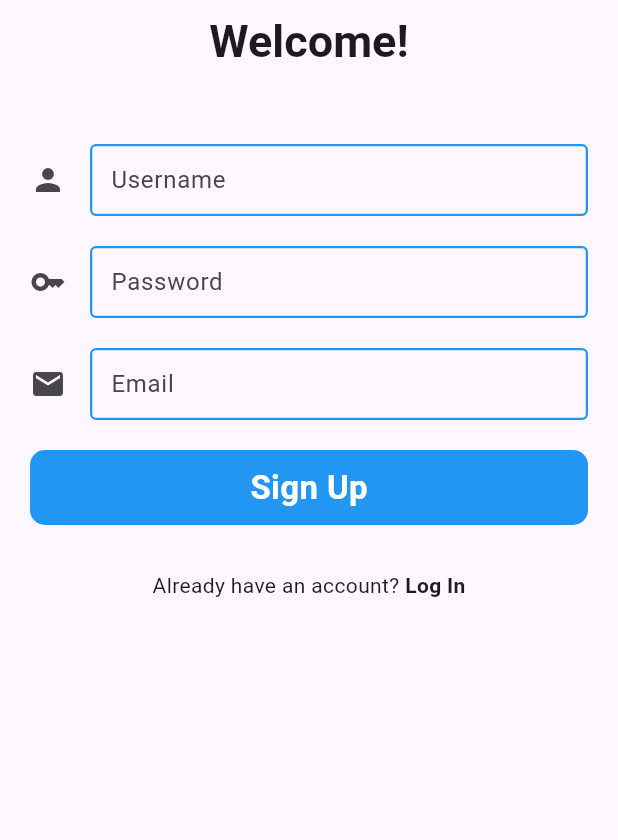
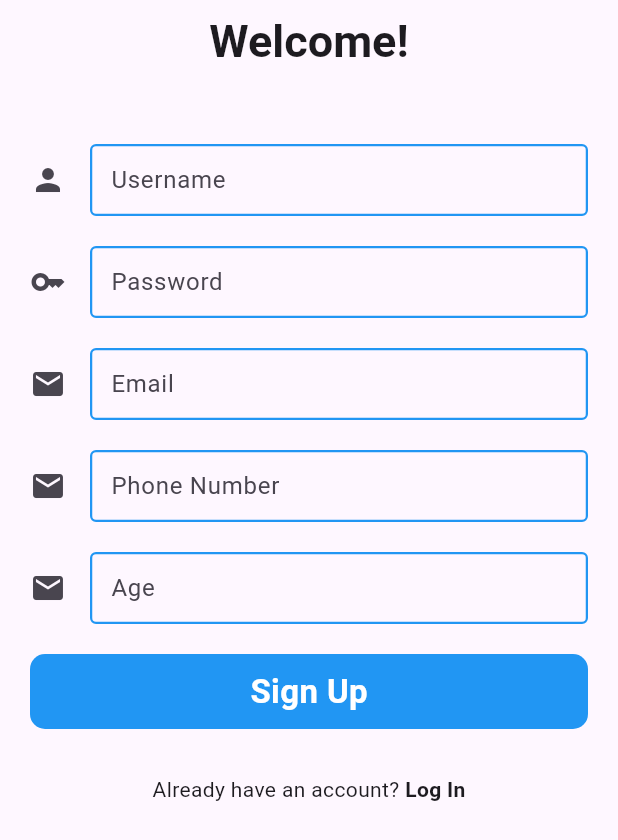
Before and after one commit to haadiyaa/firebase_usermanage, a Flutter app: the SignUpPage screen opened directly, on a phone screen of 412 x 824 dp. Shown: the top 840 px of the screen. Run offline on Flutter 3.47's test engine with Material 3 defaults, Android fonts, the phone set to English and light mode, and no system bars; our stand-ins replace cloud_firestore, firebase_auth, firebase_core, firebase_storage, flutter_svg, get and 2 more; accounts and stored records are empty; network calls fail.

Commit message:
updated user profile

```diff
--- a/lib/controller/auth_controller.dart
+++ b/lib/controller/auth_controller.dart
@@ -26,7 +26,7 @@ class AuthController extends GetxController {
     });
   }
 
-  void createUser(String name, String email, String password) async {
+  void createUser(String name, String email, String password,String phone,String age) async {
     try {
       loading.value = true;
       CollectionReference reference =
@@ -37,6 +37,8 @@ class AuthController extends GetxController {
       await reference.doc(userCredential.user!.uid).set({
         'name': name,
         'email': email,
+        'age':age,
+        "phone":phone,
       });
       Get.offAll(() => LoginPage());
 
--- a/lib/model/usermodel.dart
+++ b/lib/model/usermodel.dart
@@ -1,13 +1,14 @@
 import 'package:cloud_firestore/cloud_firestore.dart';
 
 class UserModel {
-  String? username, email, id, phone,password;
+  String? username, email, id, phone,password,age;
   UserModel({
     this.username,
     this.email,
     this.id,
     this.phone,
     this.password,
+    this.age
   });
 
 
@@ -18,6 +19,7 @@ class UserModel {
       email: map["email"],
       phone: map["phone"],
       password: map["password"],
+      age: map["age"],
     );
   }
   Map<String, dynamic> toMap() {
@@ -27,6 +29,7 @@ class UserModel {
       "email": email,
       "phone": phone,
       "password": password,
+      "age":age,
     };
   }
 }
--- a/lib/view/screens/home_page.dart
+++ b/lib/view/screens/home_page.dart
@@ -90,7 +90,10 @@ class HomePage extends GetWidget<AuthController> {
                   if (!snapshot.hasData) {
                     return const CircleAvatar(
                       radius: 55,
-                      child: Icon(Icons.person,size: 50,),
+                      child: Icon(
+                        Icons.person,
+                        size: 50,
+                      ),
                     );
                   }
                   var userr = snapshot.data?.docs.isNotEmpty ?? false
@@ -102,9 +105,12 @@ class HomePage extends GetWidget<AuthController> {
                     borderRadius: const BorderRadius.all(Radius.circular(100)),
                     child: imageUrl == null
                         ? const CircleAvatar(
-                      radius: 50,
-                      child: Icon(Icons.person,size: 55,),
-                    )
+                            radius: 50,
+                            child: Icon(
+                              Icons.person,
+                              size: 55,
+                            ),
+                          )
                         : Image(
                             width: 90,
                             height: 90,
@@ -149,13 +155,23 @@ class HomePage extends GetWidget<AuthController> {
                         ),
                         TextBox(
                           text: userData['name'],
-                          sectionName: "username",
+                          sectionName: "User Name",
                           onPressed: () => editField("username"),
                         ),
                         TextBox(
                           text: userData['email'],
-                          sectionName: "email",
+                          sectionName: "Email",
                           onPressed: () => editField("email"),
+                        ),
+                        TextBox(
+                          text: userData["phone"],
+                          sectionName: "Phone number",
+                          onPressed: () {},
+                        ),
+                        TextBox(
+                          text: userData["age"],
+                          sectionName: "Age",
+                          onPressed: () {},
                         ),
                         const SizedBox(
                           height: 20,
@@ -172,12 +188,6 @@ class HomePage extends GetWidget<AuthController> {
                           },
                           child: const Text("Delete Account"),
                         ),
-                        // ElevatedButton(
-                        //   onPressed: () {
-                        //     controller.google_signOut();
-                        //   },
-                        //   child: const Text("Google Sign Out"),
-                        // ),
                       ],
                     ),
                   );
--- a/lib/view/screens/signup_page.dart
+++ b/lib/view/screens/signup_page.dart
@@ -12,7 +12,7 @@ class SignUpPage extends GetWidget<AuthController> {
   final TextEditingController email=TextEditingController();
   final TextEditingController password=TextEditingController();
   final TextEditingController phone=TextEditingController();
-  final TextEditingController address=TextEditingController();
+  final TextEditingController age=TextEditingController();
 
   @override
   Widget build(BuildContext context) {
@@ -43,6 +43,7 @@ class SignUpPage extends GetWidget<AuthController> {
                 height: 20,
               ),
               BoxInputField(
+                obscure: false,
                 controller: password,
                 placeholder: const Text('Password'),
                 icon: const Icon(Icons.key),
@@ -53,6 +54,22 @@ class SignUpPage extends GetWidget<AuthController> {
               BoxInputField(
                 controller: email,
                 placeholder: const Text("Email"),
+                icon: const Icon(Icons.email),
+              ),
+              const SizedBox(
+                height: 20,
+              ),
+              BoxInputField(
+                controller: phone,
+                placeholder: const Text("Phone Number"),
+                icon: const Icon(Icons.email),
+              ),
+              const SizedBox(
+                height: 20,
+              ),
+              BoxInputField(
+                controller: age,
+                placeholder: const Text("Age"),
                 icon: const Icon(Icons.email),
               ),
               const SizedBox(
@@ -107,6 +124,6 @@ class SignUpPage extends GetWidget<AuthController> {
   }
 
   void registerUser() {
-    controller.createUser(name.text, email.text, password.text);
+    controller.createUser(name.text, email.text, password.text,phone.text,age.text);
   }
 }
--- a/lib/view/widgets/boxinputfield.dart
+++ b/lib/view/widgets/boxinputfield.dart
@@ -5,14 +5,15 @@ class BoxInputField extends StatelessWidget {
   final Widget placeholder;
   final TextEditingController? controller;
   final Widget icon;
+  final obscure;
 
   // final String? Function(String?)? validator;
 
   BoxInputField({
     super.key,
-    this.line,
+    this.line=1,
     required this.placeholder,
-    this.controller, required this.icon,
+    this.controller, required this.icon, this.obscure=false,
   });
 
   InputBorder buildFocusBorder = const OutlineInputBorder(
@@ -39,9 +40,9 @@ class BoxInputField extends StatelessWidget {
   @override
   Widget build(BuildContext context) {
     return TextField(
+      obscureText: obscure,
       textAlignVertical: TextAlignVertical.top,
       maxLines: line,
-      // validator: validator,
       controller: controller,
       decoration: InputDecoration(
         contentPadding: const EdgeInsets.all(10),
```
Also changed, not shown: lib/view/widgets/text_box.dart (+9 -7 lines).
